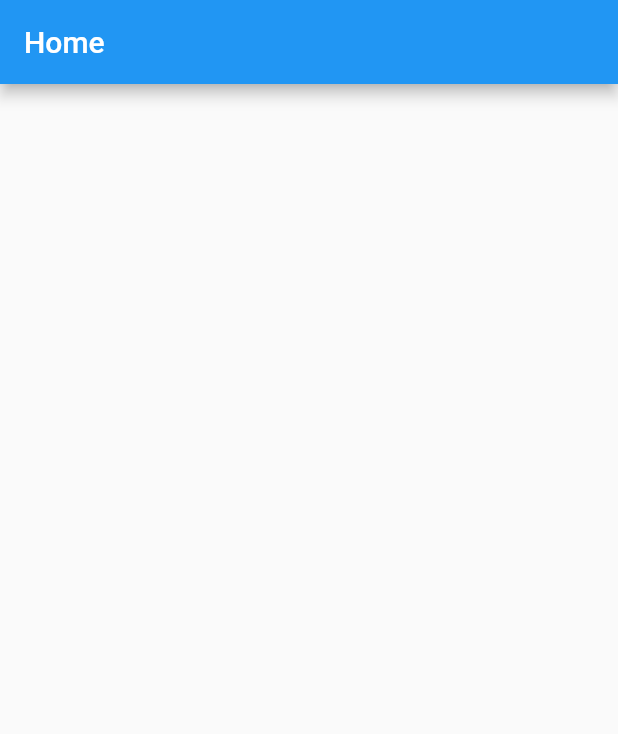
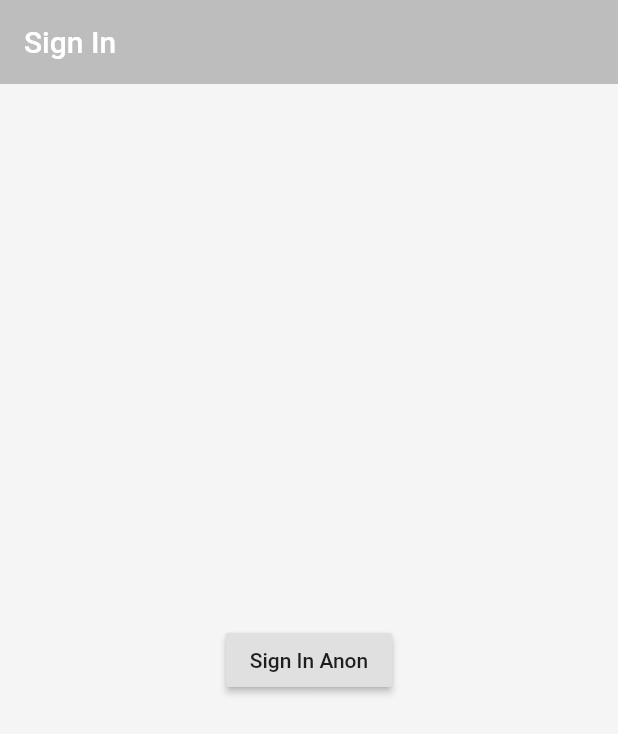
Before and after one commit to ishworpanta10/coffeeAlertFirebase, a Flutter app: the screen it shows after launch, on a phone screen of 412 x 824 dp. Shown: the top 734 px of the screen. Run offline on Flutter 3.47's test engine with Material 2 defaults, Android fonts, the phone set to English and light mode, and no system bars; our stand-ins replace firebase_auth, firebase_core; accounts and stored records are empty.

Commit message:
sign in anon done

```diff
--- a/lib/main.dart
+++ b/lib/main.dart
@@ -1,7 +1,10 @@
 import 'package:coffeealert/screens/wrapper.dart';
 import 'package:flutter/material.dart';
+import 'package:firebase_core/firebase_core.dart';
 
-void main() {
+Future<void> main() async {
+  WidgetsFlutterBinding.ensureInitialized();
+  await Firebase.initializeApp();
   runApp(MyApp());
 }
 
--- a/lib/screens/auth/auth.dart
+++ b/lib/screens/auth/authenticate.dart
@@ -1,3 +1,4 @@
+import 'package:coffeealert/screens/auth/sign_in.dart';
 import 'package:flutter/material.dart';
 
 class Authenticate extends StatefulWidget {
@@ -8,10 +9,11 @@ class Authenticate extends StatefulWidget {
 class _AuthenticateState extends State<Authenticate> {
   @override
   Widget build(BuildContext context) {
-    return Scaffold(
-      appBar: AppBar(
-        title: Text("Authenticate"),
-      ),
-    );
+    // return Scaffold(
+    //   appBar: AppBar(
+    //     title: Text("Authenticate"),
+    //   ),
+    // );
+    return SignIn();
   }
 }
--- /dev/null
+++ b/lib/screens/auth/sign_in.dart
@@ -0,0 +1,39 @@
+import 'package:coffeealert/services/auth.dart';
+import 'package:flutter/material.dart';
+
+class SignIn extends StatefulWidget {
+  @override
+  _SignInState createState() => _SignInState();
+}
+
+class _SignInState extends State<SignIn> {
+  final AuthService _auth = AuthService();
+
+  @override
+  Widget build(BuildContext context) {
+    return Scaffold(
+      backgroundColor: Colors.grey[100],
+      appBar: AppBar(
+        backgroundColor: Colors.grey[400],
+        title: Text("Sign In"),
+        elevation: 0.0,
+      ),
+      body: Center(
+        child: Container(
+          padding: const EdgeInsets.symmetric(horizontal: 50.0, vertical: 20.0),
+          child: RaisedButton(
+            onPressed: () async {
+              dynamic user = await _auth.signInAnon();
+              if (user == null) {
+                print("User is Null");
+              } else {
+                print("Logged in User: $user");
+              }
+            },
+            child: Text("Sign In Anon"),
+          ),
+        ),
+      ),
+    );
+  }
+}
--- a/lib/screens/wrapper.dart
+++ b/lib/screens/wrapper.dart
@@ -1,3 +1,4 @@
+import 'package:coffeealert/screens/auth/authenticate.dart';
 import 'package:coffeealert/screens/home/home.dart';
 import 'package:flutter/material.dart';
 
@@ -5,6 +6,6 @@ class Wrappper extends StatelessWidget {
   @override
   Widget build(BuildContext context) {
     // return authscreen or home based on login info
-    return Home();
+    return Authenticate();
   }
 }
--- /dev/null
+++ b/lib/services/auth.dart
@@ -0,0 +1,24 @@
+import 'package:firebase_auth/firebase_auth.dart';
+
+class AuthService {
+  final FirebaseAuth _auth = FirebaseAuth.instance;
+
+  // sign in anonm
+  Future signInAnon() async {
+    try {
+      UserCredential userCredential = await _auth.signInAnonymously();
+      User user = userCredential.user;
+      return user;
+    } catch (e) {
+      print("Anon Sign In Error: $e");
+      return null;
+    }
+  }
+
+  // sign in with email and psswd
+
+  // register with email and psswd
+
+  // sign out
+
+}
```
